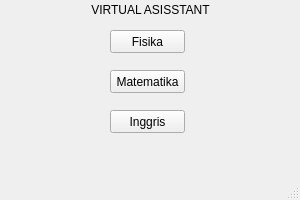
Before: the Qt Designer form main.ui in chondroseto/speech, drawn with Qt 5.
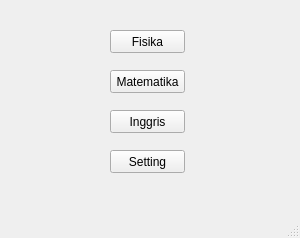
After: the same form once the commit is applied.

```diff
--- a/main.ui
+++ b/main.ui
@@ -7,7 +7,7 @@
     <x>0</x>
     <y>0</y>
     <width>300</width>
-    <height>200</height>
+    <height>238</height>
    </rect>
   </property>
   <property name="windowTitle">
@@ -53,20 +53,17 @@
      <string>Inggris</string>
     </property>
    </widget>
-   <widget class="QLabel" name="title_label">
+   <widget class="QPushButton" name="btnSetting">
     <property name="geometry">
      <rect>
-      <x>0</x>
-      <y>0</y>
-      <width>301</width>
-      <height>20</height>
+      <x>110</x>
+      <y>150</y>
+      <width>75</width>
+      <height>23</height>
      </rect>
     </property>
     <property name="text">
-     <string>VIRTUAL ASISSTANT</string>
-    </property>
-    <property name="alignment">
-     <set>Qt::AlignCenter</set>
+     <string>Setting</string>
     </property>
    </widget>
   </widget>
```
